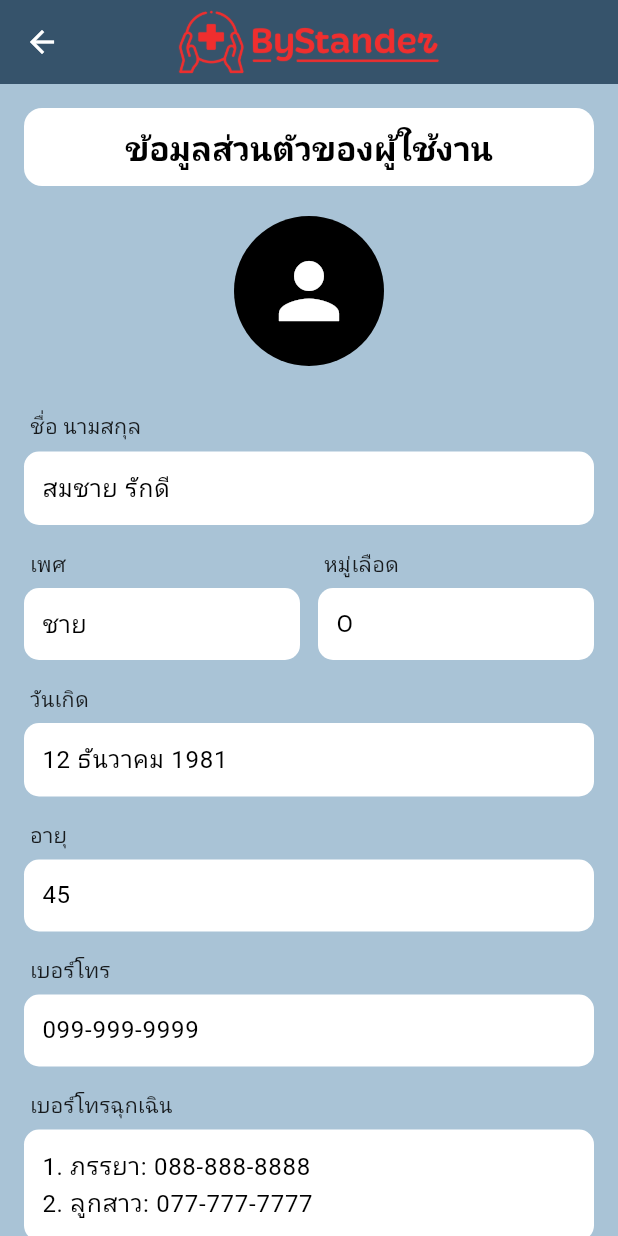
After one commit to ByStanderApp/ByStander, a Flutter app: the screen it shows after launch, after a tap on the "person outline" icon, on a phone screen of 412 x 824 dp. The commit adds this screen. Run offline on Flutter 3.47's test engine with Material 3 defaults, Android fonts, the phone set to English and light mode, and no system bars; our stand-ins replace flutter_tts, google_fonts, permission_handler, speech_to_text; Roboto replaces fonts that are missing (Sarabun); project files that could hold a hidden picture were left out.

Commit message:
personal info screen

```diff
--- a/bystander_frontend/lib/screens/main_screen_host.dart
+++ b/bystander_frontend/lib/screens/main_screen_host.dart
@@ -1,6 +1,7 @@
 import 'package:flutter/material.dart';
 import 'package:bystander_frontend/screens/home_screen.dart';
 import 'package:bystander_frontend/screens/about_screen.dart';
+import 'package:bystander_frontend/screens/personal_info_screen.dart';
 
 class MainScreenHost extends StatelessWidget {
   const MainScreenHost({super.key});
@@ -27,6 +28,16 @@ class MainScreenHost extends StatelessWidget {
         centerTitle: true,
         actions: [
           IconButton(
+            icon: const Icon(Icons.person_outline, color: Colors.white),
+            tooltip: 'ข้อมูลส่วนตัว',
+            onPressed: () {
+              Navigator.push(
+                context,
+                MaterialPageRoute(builder: (context) => const PersonalInfoScreen()),
+              );
+            },
+          ),
+          IconButton(
             icon: const Icon(Icons.info_outline, color: Colors.white),
             tooltip: 'เกี่ยวกับแอปพลิเคชัน',
             onPressed: () {
--- /dev/null
+++ b/bystander_frontend/lib/screens/personal_info_screen.dart
@@ -0,0 +1,185 @@
+import 'package:flutter/material.dart';
+
+class PersonalInfoScreen extends StatelessWidget {
+  const PersonalInfoScreen({super.key});
+
+  @override
+  Widget build(BuildContext context) {
+    final TextTheme appTextTheme = Theme.of(context).textTheme;
+    final ColorScheme appColorScheme = Theme.of(context).colorScheme;
+    const Color lightBlueBackground = Color(0xFFA9C3D6);
+
+    return Scaffold(
+      backgroundColor: lightBlueBackground,
+      appBar: AppBar(
+        title: Row(
+          mainAxisAlignment: MainAxisAlignment.center,
+          mainAxisSize: MainAxisSize.min,
+          children: [
+            Image.asset(
+              'images/bystander_logo.png', // Corrected path as per user's pubspec
+              height: 200,
+              errorBuilder: (context, error, stackTrace) {
+                print("Error loading logo: $error"); // Log error for debugging
+                return const Icon(Icons.emergency_share_outlined, color: Colors.white);
+              },
+            ),
+          ],
+        ),
+        centerTitle: true,
+      ),
+      body: SingleChildScrollView(
+        padding: const EdgeInsets.all(16.0),
+        child: Column(
+          children: [
+            // Title bar
+            Container(
+              width: double.infinity,
+              padding: const EdgeInsets.symmetric(vertical: 12, horizontal: 16),
+              decoration: BoxDecoration(
+                color: Colors.white,
+                borderRadius: BorderRadius.circular(12),
+              ),
+              child: Text(
+                'ข้อมูลส่วนตัวของผู้ใช้งาน',
+                textAlign: TextAlign.center,
+                style: appTextTheme.titleLarge?.copyWith(
+                  fontWeight: FontWeight.bold,
+                  color: Colors.black,
+                ),
+              ),
+            ),
+            const SizedBox(height: 20),
+
+            // Profile picture placeholder
+            CircleAvatar(
+              radius: 50,
+              backgroundColor: Colors.black,
+              child: Icon(Icons.person, size: 60, color: Colors.white),
+            ),
+            const SizedBox(height: 30),
+
+            // Name field
+            _buildInfoField(
+              label: 'ชื่อ นามสกุล',
+              value: 'สมชาย รักดี',
+              context: context,
+            ),
+            const SizedBox(height: 16),
+
+            // Gender and Blood Type (side by side)
+            Row(
+              children: [
+                Expanded(
+                  child: _buildInfoField(
+                    label: 'เพศ',
+                    value: 'ชาย',
+                    context: context,
+                  ),
+                ),
+                const SizedBox(width: 12),
+                Expanded(
+                  child: _buildInfoField(
+                    label: 'หมู่เลือด',
+                    value: 'O',
+                    context: context,
+                  ),
+                ),
+              ],
+            ),
+            const SizedBox(height: 16),
+
+            // Date of Birth
+            _buildInfoField(
+              label: 'วันเกิด',
+              value: '12 ธันวาคม 1981',
+              context: context,
+            ),
+            const SizedBox(height: 16),
+
+            // Age
+            _buildInfoField(
+              label: 'อายุ',
+              value: '45',
+              context: context,
+            ),
+            const SizedBox(height: 16),
+
+            // Phone Number
+            _buildInfoField(
+              label: 'เบอร์โทร',
+              value: '099-999-9999',
+              context: context,
+            ),
+            const SizedBox(height: 16),
+
+            // Emergency Phone Number
+            _buildInfoField(
+              label: 'เบอร์โทรฉุกเฉิน',
+              value: '1. ภรรยา: 088-888-8888\n2. ลูกสาว: 077-777-7777',
+              context: context,
+              isMultiLine: true,
+            ),
+            const SizedBox(height: 16),
+
+            // Underlying Diseases
+            _buildInfoField(
+              label: 'โรคประจำตัว',
+              value: '1. โรคหลอดเลือดหัวใจตีบ\n2. โรคเบาหวาน',
+              context: context,
+              isMultiLine: true,
+            ),
+            const SizedBox(height: 16),
+
+            // Drug Allergies
+            _buildInfoField(
+              label: 'ยาที่แพ้',
+              value: '1. tylenol',
+              context: context,
+            ),
+            const SizedBox(height: 30),
+          ],
+        ),
+      ),
+    );
+  }
+
+  Widget _buildInfoField({
+    required String label,
+    required String value,
+    required BuildContext context,
+    bool isMultiLine = false,
+  }) {
+    final TextTheme appTextTheme = Theme.of(context).textTheme;
+
+    return Column(
+      crossAxisAlignment: CrossAxisAlignment.start,
+      children: [
+        Padding(
+          padding: const EdgeInsets.only(left: 4, bottom: 6),
+          child: Text(
+            label,
+            style: appTextTheme.bodyMedium?.copyWith(
+              fontWeight: FontWeight.w500,
+              color: Colors.black87,
+            ),
+          ),
+        ),
+        Container(
+          width: double.infinity,
+          padding: const EdgeInsets.all(12),
+          decoration: BoxDecoration(
+            color: Colors.white,
+            borderRadius: BorderRadius.circular(10),
+          ),
+          child: Text(
+            value,
+            style: appTextTheme.bodyLarge?.copyWith(
+              color: Colors.black,
+            ),
+          ),
+        ),
+      ],
+    );
+  }
+}
```
